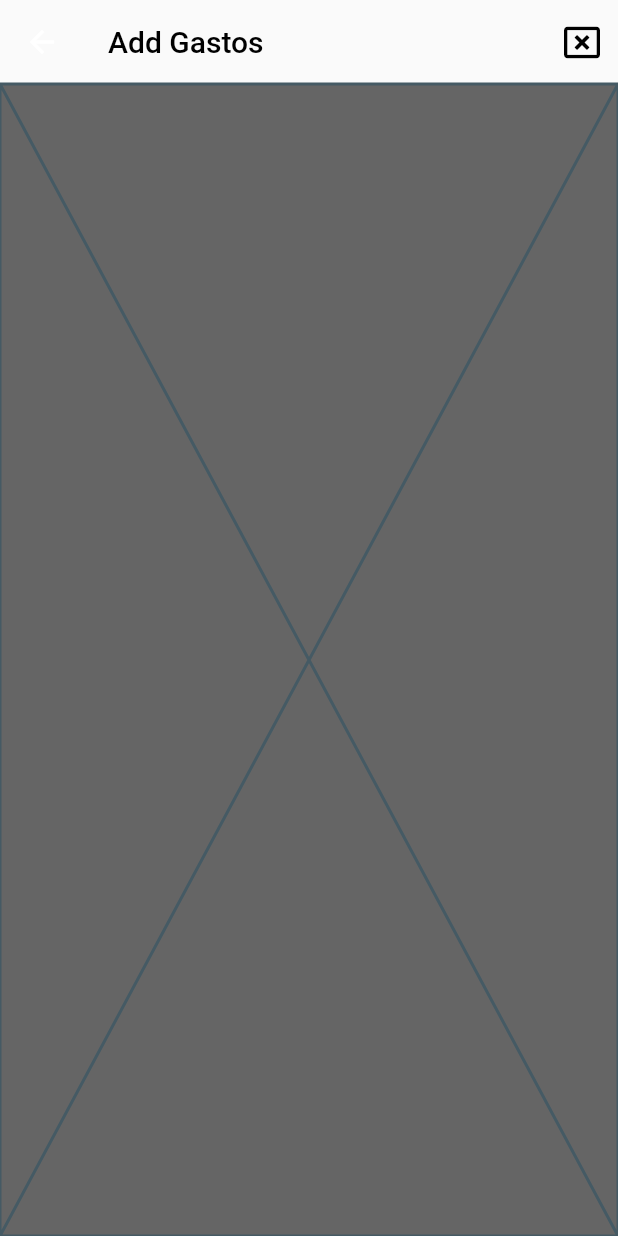
After one commit to Alejandro-tech20/contable, a Flutter app: the AddExpenses screen opened by its route, on a phone screen of 412 x 824 dp. The commit adds this screen. Run offline on Flutter 3.47's test engine with Material 2 defaults, Android fonts, the phone set to English and light mode, and no system bars; our stand-ins replace charts_flutter, cloud_firestore, flutter_screenutil, font_awesome_flutter, simple_animations; accounts and stored records are empty.

Commit message:
21 de 1 del 20 ya con los gastos hechos y ahora agregando la ui para agregar gastos

```diff
--- /dev/null
+++ b/lib/UI/AddExpenses.dart
@@ -0,0 +1,75 @@
+import 'package:contable/resources/BottomIcon.dart';
+import 'package:flutter/material.dart';
+import 'package:font_awesome_flutter/font_awesome_flutter.dart';
+
+class AddExpenses extends StatelessWidget {
+  @override
+  Widget build(BuildContext context) {
+    return Scaffold(
+      appBar: AppBar(
+        backgroundColor: Colors.transparent,
+        elevation: 0.0,
+        title: Text(
+          'Add Gastos',
+          style: TextStyle(
+            color: Colors.black,
+          ),
+        ),
+        actions: <Widget>[
+          IconButton(
+            icon: Icon(FontAwesomeIcons.windowClose,
+            color: Colors.black,),
+            onPressed: (){
+              Navigator.of(context).pop();
+            },
+          )
+        ],
+      ),
+      body: Container(
+        color: Color.fromRGBO(2, 2, 2, .6),
+        child: _body(),
+      ),
+    );
+  }
+
+  Widget _body() {
+    return Placeholder();
+  }
+}
+
+// class HomeExp extends StatelessWidget {
+//   @override
+//   Widget build(BuildContext context) {
+//     return Scaffold(
+//       bottomNavigationBar: BottomAppBar(
+//         color: Colors.black,
+//         notchMargin: 8.0,
+//         shape: CircularNotchedRectangle(),
+//         child: Row(
+//           mainAxisSize: MainAxisSize.max,
+//           mainAxisAlignment: MainAxisAlignment.spaceEvenly,
+//           children: <Widget>[
+//             BottomIcon(icon: FontAwesomeIcons.history),
+//             BottomIcon(icon: FontAwesomeIcons.chartPie),
+//             SizedBox(
+//               width: 55.0,
+//             ),
+//             BottomIcon(icon: FontAwesomeIcons.wallet),
+//             BottomIcon(icon: FontAwesomeIcons.tools),
+//           ],
+//         ),
+//       ),
+//       floatingActionButtonLocation: FloatingActionButtonLocation.centerDocked,
+//       floatingActionButton: FloatingActionButton(
+//         child: Icon(
+//           FontAwesomeIcons.plus,
+//           color: Colors.black.withOpacity(.20),
+//         ),
+//         onPressed: () {
+//           Navigator.pushReplacementNamed(context, RouteName.addExpenses);
+//         },
+//       ),
+//       // body: ExpBody(),
+//     );
+//   }
+// }
--- a/lib/UI/Index.dart
+++ b/lib/UI/Index.dart
@@ -1,4 +1,3 @@
-import 'package:cloud_firestore/cloud_firestore.dart';
 import 'package:contable/resources/CustomClipper.dart';
 import 'package:contable/resources/CustomIcons.dart';
 import 'package:contable/resources/FooterCliper.dart';
--- a/lib/main.dart
+++ b/lib/main.dart
@@ -1,3 +1,4 @@
+import 'package:contable/UI/AddExpenses.dart';
 import 'package:flutter/material.dart';
 import 'UI/Expenses.dart';
 import 'UI/Index.dart';
@@ -20,7 +21,8 @@ class MyApp extends StatelessWidget {
               title: 'Hola',
             ),
         RouteName.expenses: (context) => Expenses(),
-        // RouteName.expenses: (context) => ExpBody(),
+        // RouteName.expenses: (BuildContext context) => ExpBody(),
+        RouteName.addExpenses: (BuildContext context) => AddExpenses(),
       },
     );
   }
--- a/lib/resources/ExpenseGraph.dart
+++ b/lib/resources/ExpenseGraph.dart
@@ -1,5 +1,3 @@
-import 'dart:math';
-
 import 'package:charts_flutter/flutter.dart';
 import 'package:flutter/material.dart';
 
--- a/lib/resources/RouteName.dart
+++ b/lib/resources/RouteName.dart
@@ -5,4 +5,5 @@ class RouteName{
   static String index = "/index";
   static String expenses ="/expenses";
   static String expBody = "/expBody";
+  static String addExpenses = "/addExpenses";
 }
```
Also changed, not shown: lib/UI/Expenses.dart (+6 -1 lines), lib/resources/BottomIcon.dart (+16 -1 lines), lib/resources/ExpBodyResouces.dart (+10 -87 lines), lib/resources/ListDatailExpen.dart (+14 -10 lines), lib/resources/SnapValue.dart (+19 -0 lines).
